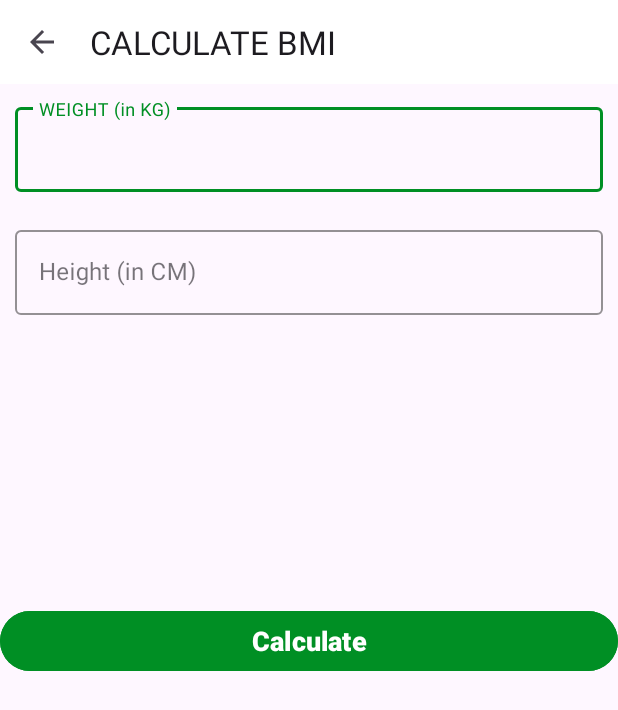
After one commit to omprakash888/7minuteApplication, an Android app: the BMIActivity screen opened directly, with no data from a screen before it, on a phone screen of 412 x 824 dp. The commit adds this screen. Shown: the top 710 px of the screen. Run offline under Robolectric (Android 15) with nearby library versions, the phone set to English and light mode, and no system bars.

```diff
--- /dev/null
+++ b/app/src/main/java/com/prakash/a7minutesapplication/BMIActivity.kt
@@ -0,0 +1,83 @@
+package com.prakash.a7minutesapplication
+
+import androidx.appcompat.app.AppCompatActivity
+import android.os.Bundle
+import android.view.View
+import android.widget.Toast
+import com.prakash.a7minutesapplication.databinding.ActivityBmiBinding
+
+class BMIActivity : AppCompatActivity() {
+
+
+    private var binding : ActivityBmiBinding? = null
+
+    override fun onCreate(savedInstanceState: Bundle?) {
+        super.onCreate(savedInstanceState)
+        binding = ActivityBmiBinding.inflate(layoutInflater)
+        setContentView(binding?.root)
+        setSupportActionBar(binding?.toolBarBmiActivity)
+
+       if(supportActionBar != null) {
+            supportActionBar?.setDisplayHomeAsUpEnabled(true)
+           supportActionBar?.title = "CALCULATE BMI"
+       }
+
+        binding?.toolBarBmiActivity?.setNavigationOnClickListener {
+            onBackPressedDispatcher.onBackPressed()
+        }
+
+        binding?.calculateButton?.setOnClickListener {
+            if(validateMetricUnits()) {
+                val heightValue : Float = binding?.etMetricUnitHeight?.text.toString().toFloat()/100
+                val weightValue : Float = binding?.etMetricUnitWeight?.text.toString().toFloat()
+
+                val bmi = weightValue/heightValue
+
+                binding?.tvYourBmiValue?.text = bmi.toString()
+                displayBMIResult(bmi)
+            }
+            else {
+                Toast.makeText(this,"Enter Correct Values", Toast.LENGTH_LONG).show()
+            }
+        }
+    }
+
+    private fun displayBMIResult(bmi : Float) {
+        val bmiType : String
+        val bmiDescription : String
+
+
+        if(bmi.compareTo(15f) <= 0) {
+            bmiType = "very Severely underweight"
+            bmiDescription = "Oops, you really need to take better care of yourself"
+        }
+        else if(bmi.compareTo(16f) > 0 && bmi.compareTo(18.5f) <= 0) {
+            bmiType = "underweight"
+            bmiDescription = "Oops, you really need to take better care of yourself"
+        }
+        else if(bmi.compareTo(18.5f) > 0 && bmi.compareTo(25f) <= 0) {
+            bmiType = "Normal"
+            bmiDescription = "Congratulations, You are in a good shape!"
+        }
+        else {
+            bmiType = "Overweight"
+            bmiDescription = "Reduce your weight"
+        }
+
+        binding?.tvYourBmiType?.text = bmiType
+        binding?.bmiDescription?.text = bmiDescription
+        binding?.llBmi?.visibility = View.VISIBLE
+
+    }
+
+    private fun validateMetricUnits() : Boolean {
+        var isValid = true
+        if(binding?.etMetricUnitHeight?.text.toString().isEmpty()) {
+            isValid = false
+        }
+        else if(binding?.etMetricUnitHeight?.text.toString().isEmpty()) {
+            isValid = false
+        }
+        return isValid
+    }
+ }
--- a/app/src/main/java/com/prakash/a7minutesapplication/MainActivity.kt
+++ b/app/src/main/java/com/prakash/a7minutesapplication/MainActivity.kt
@@ -24,6 +24,11 @@ class MainActivity : AppCompatActivity() {
             val intent = Intent(this, ExerciseActivity::class.java)
             startActivity(intent)
         }
+
+        binding?.flBmi?.setOnClickListener {
+            val intent = Intent(this, BMIActivity::class.java)
+            startActivity(intent)
+        }
     }
 
     override fun onDestroy() {
--- /dev/null
+++ b/app/src/main/res/drawable/item_circular_color_gray_background.xml
@@ -0,0 +1,6 @@
+<?xml version="1.0" encoding="utf-8"?>
+<shape xmlns:android="http://schemas.android.com/apk/res/android"
+    android:shape="oval"
+    >
+    <solid android:color="#c4c4c4"/>
+</shape>
--- /dev/null
+++ b/app/src/main/res/layout/activity_bmi.xml
@@ -0,0 +1,129 @@
+<?xml version="1.0" encoding="utf-8"?>
+<RelativeLayout xmlns:android="http://schemas.android.com/apk/res/android"
+    xmlns:app="http://schemas.android.com/apk/res-auto"
+    xmlns:tools="http://schemas.android.com/tools"
+    android:layout_width="match_parent"
+    android:orientation="vertical"
+    android:layout_height="match_parent"
+    tools:context=".BMIActivity">
+
+    <androidx.appcompat.widget.Toolbar
+        android:id="@+id/toolBarBmiActivity"
+        android:layout_width="match_parent"
+        android:layout_height="?android:attr/actionBarSize"
+        android:background="@color/white"
+        />
+
+    <com.google.android.material.textfield.TextInputLayout
+        android:id="@+id/tilMetricUnitWeight"
+        android:layout_below="@+id/toolBarBmiActivity"
+        android:layout_width="match_parent"
+        android:layout_height="wrap_content"
+        android:layout_margin="10dp"
+        app:boxStrokeColor="@color/colorAccent"
+        app:hintTextColor="@color/colorAccent"
+        style="@style/Widget.MaterialComponents.TextInputLayout.OutlinedBox"
+        >
+        <androidx.appcompat.widget.AppCompatEditText
+            android:id="@+id/etMetricUnitWeight"
+            android:layout_width="match_parent"
+            android:layout_height="wrap_content"
+            android:hint="@string/weight_in_kg"
+            android:inputType="numberDecimal"
+            android:textSize="16sp"
+
+            />
+
+    </com.google.android.material.textfield.TextInputLayout>
+
+    <com.google.android.material.textfield.TextInputLayout
+        android:layout_below="@id/tilMetricUnitWeight"
+        android:id="@+id/tilMetricUnitHeight"
+        android:layout_width="match_parent"
+        android:layout_height="wrap_content"
+        android:layout_margin="10dp"
+        app:boxStrokeColor="@color/colorAccent"
+        app:hintTextColor="@color/colorAccent"
+        style="@style/Widget.MaterialComponents.TextInputLayout.OutlinedBox"
+        >
+        <androidx.appcompat.widget.AppCompatEditText
+            android:id="@+id/etMetricUnitHeight"
+            android:layout_width="match_parent"
+            android:layout_height="wrap_content"
+            android:hint="@string/height_in_cm"
+            android:inputType="numberDecimal"
+            android:textSize="16sp"
+
+            />
+
+    </com.google.android.material.textfield.TextInputLayout>
+
+    <LinearLayout
+        android:id="@+id/llBmi"
+        android:layout_width="match_parent"
+        android:layout_height="wrap_content"
+        android:padding="10dp"
+        android:layout_below="@id/tilMetricUnitHeight"
+        android:layout_marginTop="16dp"
+        android:orientation="vertical"
+        android:visibility="invisible"
+        tools:visibility="visible"
+        >
+
+        <TextView
+            android:id="@+id/tvYourBmi"
+            android:layout_width="match_parent"
+            android:layout_height="wrap_content"
+            android:gravity="center"
+            android:text="@string/your_bmi"
+            android:textAllCaps="true"
+            android:textSize="16sp"
+            />
+        <TextView
+            android:id="@+id/tvYourBmiValue"
+            android:layout_width="match_parent"
+            android:layout_height="wrap_content"
+            android:layout_marginTop="5dp"
+            android:gravity="center"
+            android:textSize="18sp"
+            android:textStyle="bold"
+            android:text="@string/_15_0"
+            />
+        <TextView
+            android:id="@+id/tvYourBmiType"
+            android:layout_width="match_parent"
+            android:layout_height="wrap_content"
+            android:layout_marginTop="5dp"
+            android:gravity="center"
+            android:textSize="18sp"
+            android:textStyle="bold"
+            android:text="@string/normal"
+            />
+
+        <TextView
+            android:id="@+id/bmiDescription"
+            android:layout_width="match_parent"
+            android:layout_height="wrap_content"
+            android:layout_marginTop="5dp"
+            android:gravity="center"
+            android:textSize="18sp"
+            android:textStyle="bold"
+            android:text="@string/you_have_balanced_bmi"
+            />
+
+    </LinearLayout>
+
+    <Button
+        android:id="@+id/calculateButton"
+        android:layout_width="match_parent"
+        android:layout_height="wrap_content"
+        android:layout_marginTop="35dp"
+        android:gravity="center"
+        android:text="@string/calculate"
+        android:textStyle="bold"
+        android:textSize="18sp"
+        android:textColor="@color/white"
+        android:backgroundTint="@color/colorAccent"
+        android:layout_below="@id/llBmi"
+        />
+</RelativeLayout>
--- a/app/src/main/res/values/strings.xml
+++ b/app/src/main/res/values/strings.xml
@@ -4,4 +4,22 @@
     <string name="start_image">start image</string>
     <string name="get_ready_for">Get Ready For</string>
     <string name="upcoming_exercise">Upcoming Exercise</string>
+    <string name="image">image</string>
+    <string name="end">END</string>
+    <string name="congratulations">Congratulations!</string>
+    <string name="you_have_done_the_workout">You have done the workout!</string>
+    <string name="finish">FINISH</string>
+    <string name="this_will_stop_your_workout_you_ve_come_this_far_are_you_sure_you_want_to_quit">This will stop your workout. You\'ve come this far, are you sure you want to quit?</string>
+    <string name="are_you_sure">Are you sure?</string>
+    <string name="yes">YES</string>
+    <string name="no">NO</string>
+    <string name="bmi">BMI</string>
+    <string name="calculator">Calculator</string>
+    <string name="height_in_cm">Height (in CM)</string>
+    <string name="weight_in_kg">WEIGHT (in KG)</string>
+    <string name="your_bmi">YOUR BMI</string>
+    <string name="_15_0">15.0</string>
+    <string name="normal">Normal</string>
+    <string name="calculate">Calculate</string>
+    <string name="you_have_balanced_bmi">You have balanced BMI</string>
 </resources>
```
Also changed, not shown: app/src/main/AndroidManifest.xml (+8 -1 lines), app/src/main/java/com/prakash/a7minutesapplication/ExerciseActivity.kt (+59 -6 lines), app/src/main/java/com/prakash/a7minutesapplication/ExerciseStatusAdapter.kt (added, +45 -0 lines), app/src/main/java/com/prakash/a7minutesapplication/FinishActivity.kt (added, +32 -0 lines), app/src/main/res/drawable/item_circular_thin_color_accent_border.xml (added, +8 -0 lines), app/src/main/res/layout/activity_exercise.xml (+10 -1 lines), app/src/main/res/layout/activity_finish.xml (added, +67 -0 lines), app/src/main/res/layout/activity_main.xml (+38 -2 lines), app/src/main/res/layout/dialog_custom_back_button.xml (added, +59 -0 lines), app/src/main/res/layout/item_exercise_status.xml (added, +16 -0 lines), app/src/main/res/drawable/ic_action_done.png (added).
